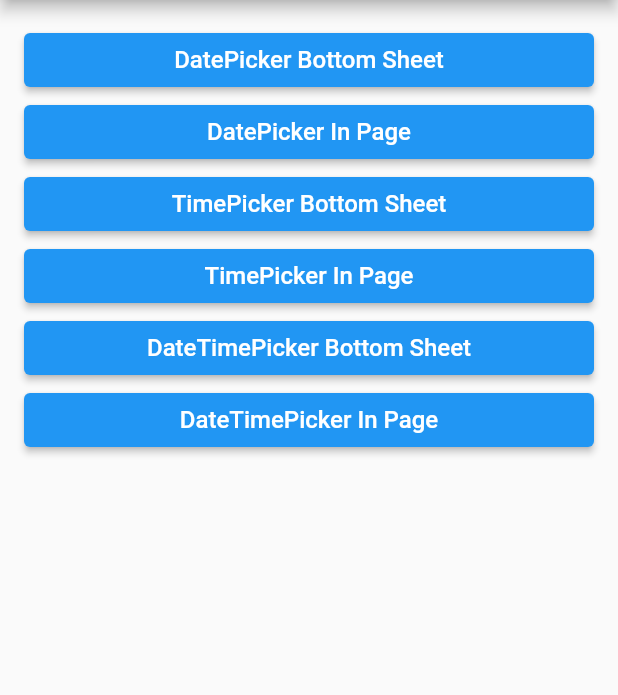
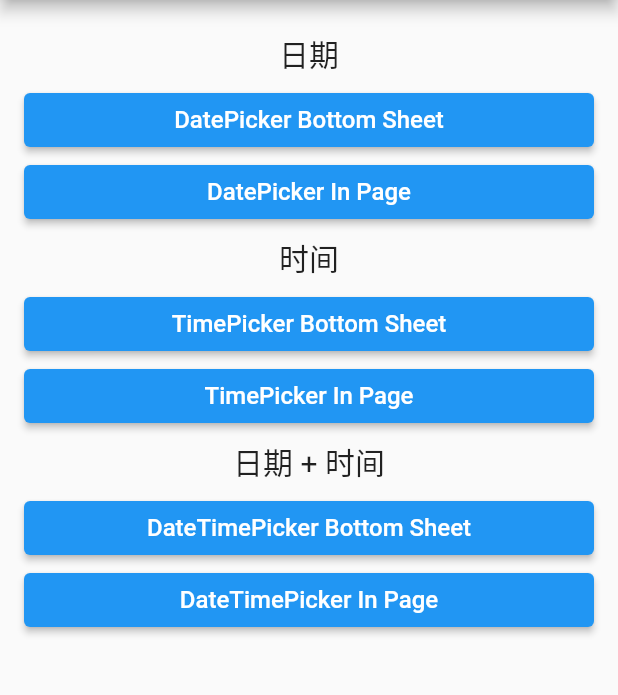
Before and after one commit to goodswifter/cupertino_date_time_picker, a Flutter app: the screen it shows after launch, on a phone screen of 412 x 824 dp, the part 84-779 px from its top. Run offline on Flutter 3.47's test engine with Material 2 defaults, Android fonts, the light colour scheme and no system bars.

```diff
--- a/example/lib/cupertino_date_time_page.dart
+++ b/example/lib/cupertino_date_time_page.dart
@@ -1,11 +1,11 @@
 import 'package:flutter/material.dart';
 
-import './date_picker_bottom_sheet.dart';
-import './date_picker_in_page.dart';
-import 'date_time_picker_bottom_sheet.dart';
-import 'date_time_picker_in_page.dart';
-import './time_picker_bottom_sheet.dart';
-import './time_picker_in_page.dart';
+import 'date&time/date_time_picker_bottom_sheet.dart';
+import 'date&time/date_time_picker_in_page.dart';
+import 'date/date_picker_bottom_sheet.dart';
+import 'date/date_picker_in_page.dart';
+import 'time/time_picker_bottom_sheet.dart';
+import 'time/time_picker_in_page.dart';
 
 class CupertinoDateTimePage extends StatelessWidget {
   const CupertinoDateTimePage({Key? key}) : super(key: key);
@@ -21,6 +21,7 @@ class CupertinoDateTimePage extends StatelessWidget {
         child: Column(
           crossAxisAlignment: CrossAxisAlignment.stretch,
           children: [
+            buildTitle(title: '日期'),
             ElevatedButton(
               child: Text("DatePicker Bottom Sheet", style: textStyle),
               onPressed: () {
@@ -39,6 +40,7 @@ class CupertinoDateTimePage extends StatelessWidget {
                 }));
               },
             ),
+            buildTitle(title: '时间'),
             ElevatedButton(
               child: Text("TimePicker Bottom Sheet", style: textStyle),
               onPressed: () {
@@ -57,6 +59,7 @@ class CupertinoDateTimePage extends StatelessWidget {
                 }));
               },
             ),
+            buildTitle(title: '日期 + 时间'),
             ElevatedButton(
               child: Text("DateTimePicker Bottom Sheet", style: textStyle),
               onPressed: () {
@@ -80,4 +83,16 @@ class CupertinoDateTimePage extends StatelessWidget {
       ),
     );
   }
+
+  buildTitle({String title = ''}) {
+    return SizedBox(
+      height: 40,
+      child: Center(
+        child: Text(
+          title,
+          style: const TextStyle(fontSize: 20),
+        ),
+      ),
+    );
+  }
 }
--- a/example/lib/date_picker_bottom_sheet.dart
+++ b/example/lib/date/date_picker_bottom_sheet.dart
@@ -203,8 +203,8 @@ class _DatePickerBottomSheetState extends State<DatePickerBottomSheet> {
       initialDateTime: _dateTime,
       dateFormat: _format,
       locale: _locale!,
-      onClose: () => print("----- onClose -----"),
-      onCancel: () => print('onCancel'),
+      onClose: () => debugPrint("----- onClose -----"),
+      onCancel: () => debugPrint('onCancel'),
       onChange: (dateTime, List<int> index) {
         setState(() {
           _dateTime = dateTime;
--- a/lib/src/widget/date_time_picker_widget.dart
+++ b/lib/src/widget/date_time_picker_widget.dart
@@ -314,7 +314,7 @@ class _DateTimePickerWidgetState extends State<DateTimePickerWidget> {
   /// change the selection of minute picker
   void _changeMinuteSelection(int index) {
     int value = _minuteRange.first + index * _minuteDivider;
-    print('_changeMinuteSelection $index ${_minuteRange.first}');
+    debugPrint('_changeMinuteSelection $index ${_minuteRange.first}');
     if (_currMinute != value) {
       _currMinute = value;
       _changeTimeRange();
```
Also changed, not shown: assets/案例1.png (added), example/lib/date&time/date_time_picker_bottom_sheet.dart (renamed from example/lib/date_time_picker_bottom_sheet.dart), example/lib/date&time/date_time_picker_in_page.dart (renamed from example/lib/date_time_picker_in_page.dart), example/lib/date/date_picker_in_page.dart (renamed from example/lib/date_picker_in_page.dart), example/lib/time/time_picker_bottom_sheet.dart (renamed from example/lib/time_picker_bottom_sheet.dart), example/lib/time/time_picker_in_page.dart (renamed from example/lib/time_picker_in_page.dart), 2 other files.
